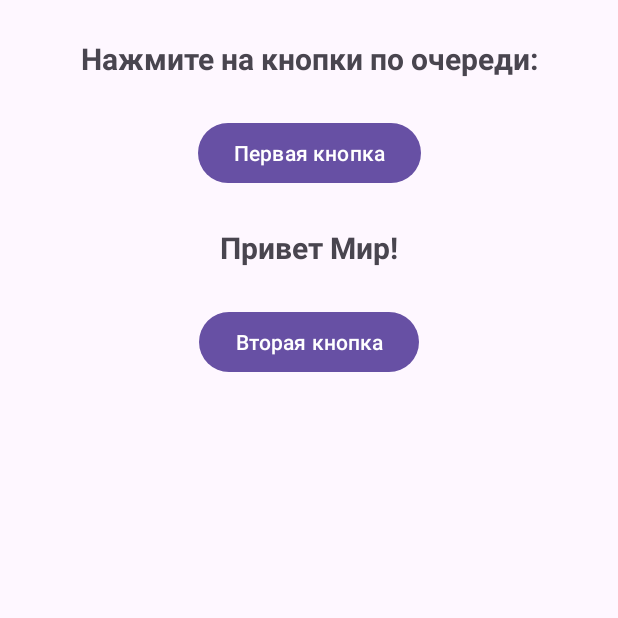
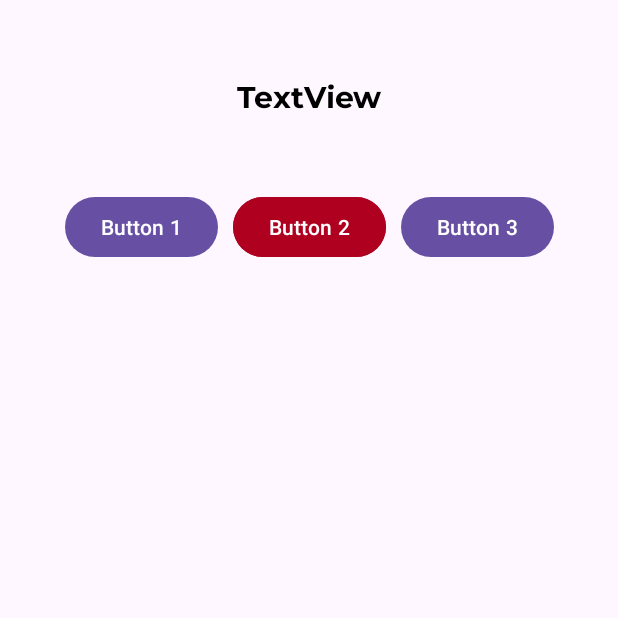
Before and after one commit to BlokadaVN/Android411, an Android app: the screen it shows after launch (MainActivity before the commit, MainActivity3 after it), on a phone screen of 412 x 824 dp, the top half of it. Run offline under Robolectric (Android 15) with nearby library versions, the phone set to English and light mode, and no system bars.

Commit message:
android 4

```diff
--- /dev/null
+++ b/Android/app/src/main/java/com/example/first/MainActivity3.java
@@ -0,0 +1,44 @@
+package com.example.first;
+
+import android.os.Bundle;
+import android.view.View;
+import android.widget.Button;
+import android.widget.TextView;
+import android.widget.Toast;
+
+import androidx.activity.EdgeToEdge;
+import androidx.appcompat.app.AppCompatActivity;
+import androidx.core.graphics.Insets;
+import androidx.core.view.ViewCompat;
+import androidx.core.view.WindowInsetsCompat;
+
+public class MainActivity3 extends AppCompatActivity {
+
+    @Override
+    protected void onCreate(Bundle savedInstanceState) {
+        super.onCreate(savedInstanceState);
+        setContentView(R.layout.activity_main3);
+
+        TextView mainText = findViewById(R.id.mainText);
+        Button btnSecond = findViewById(R.id.buttonSecond);
+
+        btnSecond.setOnClickListener(new View.OnClickListener() {
+            @Override
+            public void onClick(View view) {
+                showInfo(mainText.getText().toString()); // Вызов ПопАп для средней кнопки.
+            }
+        });
+    }
+
+    // Метод для первой и третьей кнопки.
+
+    public void btnClick(View view) {
+        showInfo(((Button) view).getText().toString());
+    }
+
+    // Метод для всплывающего окна Toast
+
+    private void showInfo(String text) {
+        Toast.makeText(this, text, Toast.LENGTH_SHORT).show();
+    }
+}
--- /dev/null
+++ b/Android/app/src/main/res/layout/activity_main3.xml
@@ -0,0 +1,58 @@
+<?xml version="1.0" encoding="utf-8"?>
+<androidx.constraintlayout.widget.ConstraintLayout xmlns:android="http://schemas.android.com/apk/res/android"
+    xmlns:app="http://schemas.android.com/apk/res-auto"
+    xmlns:tools="http://schemas.android.com/tools"
+    android:id="@+id/main"
+    android:layout_width="match_parent"
+    android:layout_height="match_parent"
+    tools:context=".MainActivity3">
+
+    <TextView
+        android:id="@+id/mainText"
+        android:layout_width="wrap_content"
+        android:layout_height="wrap_content"
+        android:layout_marginTop="50dp"
+        android:text="TextView"
+        android:textSize="20sp"
+        android:textColor="@color/black"
+        android:fontFamily="@font/montserrat_bold"
+        app:layout_constraintEnd_toEndOf="parent"
+        app:layout_constraintStart_toStartOf="parent"
+        app:layout_constraintTop_toTopOf="parent" />
+
+    <LinearLayout
+        android:layout_width="wrap_content"
+        android:layout_height="wrap_content"
+        android:layout_marginTop="50dp"
+        android:orientation="horizontal"
+        app:layout_constraintEnd_toEndOf="parent"
+        app:layout_constraintStart_toStartOf="parent"
+        app:layout_constraintTop_toBottomOf="@+id/mainText">
+
+        <Button
+            android:id="@+id/button17"
+            android:layout_width="wrap_content"
+            android:layout_height="wrap_content"
+            android:layout_weight="1"
+            android:text="Button 1"
+            android:onClick="btnClick"/>
+
+        <Button
+            android:id="@+id/buttonSecond"
+            android:layout_width="wrap_content"
+            android:layout_height="wrap_content"
+            android:layout_marginStart="10dp"
+            android:layout_marginEnd="10dp"
+            android:layout_weight="1"
+            android:backgroundTint="@color/design_default_color_error"
+            android:text="Button 2" />
+
+        <Button
+            android:id="@+id/button15"
+            android:layout_width="wrap_content"
+            android:layout_height="wrap_content"
+            android:layout_weight="1"
+            android:text="Button 3"
+            android:onClick="btnClick"/>
+    </LinearLayout>
+</androidx.constraintlayout.widget.ConstraintLayout>
```
Also changed, not shown: Android/app/src/main/AndroidManifest.xml (+10 -1 lines), Android/app/src/main/java/com/example/first/MainActivity2.java (added, +74 -0 lines), Android/app/src/main/res/layout/activity_main2.xml (added, +108 -0 lines), Android/app/src/main/res/values/strings.xml (+7 -0 lines), Android/app/src/main/res/font/montserrat_bold.ttf (added), 1 other file.
